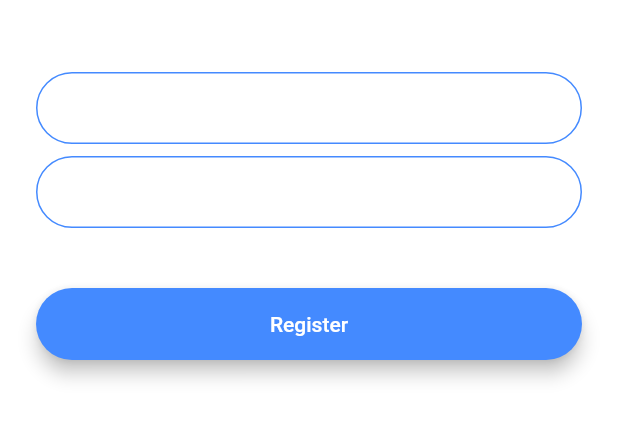
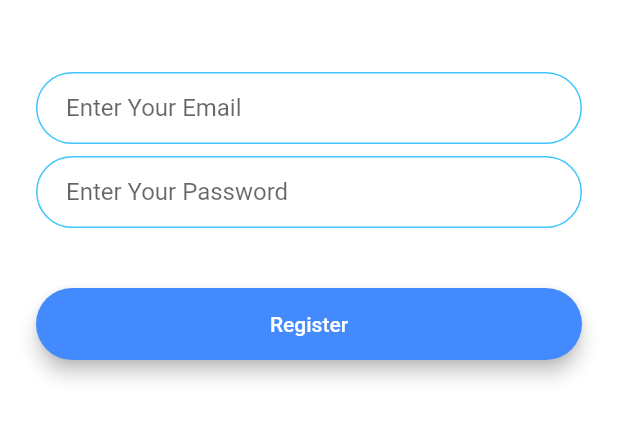
Before and after one commit to shafiul-haque-johny/Flash-Chat, a Flutter app: the screen it shows after launch, after a tap on "Register", on a phone screen of 412 x 824 dp, the part 576-1018 px from its top. Run offline on Flutter 3.47's test engine with Material 2 defaults, Android fonts, the phone set to English and light mode, and no system bars; our stand-ins replace animated_text_kit.

Commit message:
button & text field updated

```diff
--- /dev/null
+++ b/lib/components/rounded_button.dart
@@ -0,0 +1,37 @@
+import 'package:flutter/material.dart';
+
+class RoundedButton extends StatelessWidget {
+  const RoundedButton({
+    super.key,
+    required this.color,
+    required this.title,
+    required this.onPressed,
+  });
+
+  final Color color;
+  final String title;
+  final VoidCallback onPressed;
+
+  @override
+  Widget build(BuildContext context) {
+    return Padding(
+      padding: EdgeInsets.symmetric(vertical: 16.0),
+      child: Material(
+        elevation: 5.0,
+        color: color,
+        borderRadius: BorderRadius.circular(30.0),
+        child: MaterialButton(
+          onPressed: onPressed,
+          minWidth: 200.0,
+          height: 42.0,
+          child: Text(
+            title,
+            style: TextStyle(
+              color: Colors.white,
+            ),
+          ),
+        ),
+      ),
+    );
+  }
+}
--- a/lib/constants.dart
+++ b/lib/constants.dart
@@ -17,3 +17,19 @@ const kMessageContainerDecoration = BoxDecoration(
     top: BorderSide(color: Colors.lightBlueAccent, width: 2.0),
   ),
 );
+
+const kTextFieldDecoration = InputDecoration(
+  hintText: 'Enter a value',
+  contentPadding: EdgeInsets.symmetric(vertical: 10.0, horizontal: 20.0),
+  border: OutlineInputBorder(
+    borderRadius: BorderRadius.all(Radius.circular(32.0)),
+  ),
+  enabledBorder: OutlineInputBorder(
+    borderSide: BorderSide(color: Colors.lightBlueAccent, width: 1.0),
+    borderRadius: BorderRadius.all(Radius.circular(32.0)),
+  ),
+  focusedBorder: OutlineInputBorder(
+    borderSide: BorderSide(color: Colors.lightBlueAccent, width: 2.0),
+    borderRadius: BorderRadius.all(Radius.circular(32.0)),
+  ),
+);
--- a/lib/main.dart
+++ b/lib/main.dart
@@ -11,12 +11,6 @@ class FlashChat extends StatelessWidget {
   Widget build(BuildContext context) {
     return MaterialApp(
       debugShowCheckedModeBanner: false,
-      theme: ThemeData.dark().copyWith(
-        textTheme: TextTheme(
-          // ignore: deprecated_member_use
-          bodyText1: TextStyle(color: Colors.black54),
-        ),
-      ),
       initialRoute: WelcomeScreen.id,
       routes: {
         WelcomeScreen.id: (context) => WelcomeScreen(),
--- a/lib/screens/login_screen.dart
+++ b/lib/screens/login_screen.dart
@@ -1,4 +1,7 @@
+import 'package:flash_chat/constants.dart';
 import 'package:flutter/material.dart';
+
+import '../components/rounded_button.dart';
 
 class LoginScreen extends StatefulWidget {
   static const String id = 'login_screen';
@@ -32,23 +35,8 @@ class _LoginScreenState extends State<LoginScreen> {
               onChanged: (value) {
                 //Do something with the user input.
               },
-              decoration: InputDecoration(
-                hintText: 'Enter your email',
-                contentPadding:
-                    EdgeInsets.symmetric(vertical: 10.0, horizontal: 20.0),
-                border: OutlineInputBorder(
-                  borderRadius: BorderRadius.all(Radius.circular(32.0)),
-                ),
-                enabledBorder: OutlineInputBorder(
-                  borderSide:
-                      BorderSide(color: Colors.lightBlueAccent, width: 1.0),
-                  borderRadius: BorderRadius.all(Radius.circular(32.0)),
-                ),
-                focusedBorder: OutlineInputBorder(
-                  borderSide:
-                      BorderSide(color: Colors.lightBlueAccent, width: 2.0),
-                  borderRadius: BorderRadius.all(Radius.circular(32.0)),
-                ),
+              decoration: kTextFieldDecoration.copyWith(
+                hintText: 'Enter Your Email',
               ),
             ),
             SizedBox(
@@ -58,45 +46,17 @@ class _LoginScreenState extends State<LoginScreen> {
               onChanged: (value) {
                 //Do something with the user input.
               },
-              decoration: InputDecoration(
-                hintText: 'Enter your password.',
-                contentPadding:
-                    EdgeInsets.symmetric(vertical: 10.0, horizontal: 20.0),
-                border: OutlineInputBorder(
-                  borderRadius: BorderRadius.all(Radius.circular(32.0)),
-                ),
-                enabledBorder: OutlineInputBorder(
-                  borderSide:
-                      BorderSide(color: Colors.lightBlueAccent, width: 1.0),
-                  borderRadius: BorderRadius.all(Radius.circular(32.0)),
-                ),
-                focusedBorder: OutlineInputBorder(
-                  borderSide:
-                      BorderSide(color: Colors.lightBlueAccent, width: 2.0),
-                  borderRadius: BorderRadius.all(Radius.circular(32.0)),
-                ),
+              decoration: kTextFieldDecoration.copyWith(
+                hintText: 'Enter Your Password',
               ),
             ),
             SizedBox(
               height: 24.0,
             ),
-            Padding(
-              padding: EdgeInsets.symmetric(vertical: 16.0),
-              child: Material(
-                color: Colors.lightBlueAccent,
-                borderRadius: BorderRadius.all(Radius.circular(30.0)),
-                elevation: 5.0,
-                child: MaterialButton(
-                  onPressed: () {
-                    //Implement login functionality.
-                  },
-                  minWidth: 200.0,
-                  height: 42.0,
-                  child: Text(
-                    'Log In',
-                  ),
-                ),
-              ),
+            RoundedButton(
+              title: 'Log In',
+              color: Colors.lightBlueAccent,
+              onPressed: () {},
             ),
           ],
         ),
--- a/lib/screens/registration_screen.dart
+++ b/lib/screens/registration_screen.dart
@@ -1,3 +1,5 @@
+import 'package:flash_chat/components/rounded_button.dart';
+import 'package:flash_chat/constants.dart';
 import 'package:flutter/material.dart';
 
 class RegistrationScreen extends StatefulWidget {
@@ -32,21 +34,8 @@ class _RegistrationScreenState extends State<RegistrationScreen> {
               onChanged: (value) {
                 //Do something with the user input.
               },
-              decoration: InputDecoration(
-                hintText: 'Enter your email',
-                contentPadding:
-                    EdgeInsets.symmetric(vertical: 10.0, horizontal: 20.0),
-                border: OutlineInputBorder(
-                  borderRadius: BorderRadius.all(Radius.circular(32.0)),
-                ),
-                enabledBorder: OutlineInputBorder(
-                  borderSide: BorderSide(color: Colors.blueAccent, width: 1.0),
-                  borderRadius: BorderRadius.all(Radius.circular(32.0)),
-                ),
-                focusedBorder: OutlineInputBorder(
-                  borderSide: BorderSide(color: Colors.blueAccent, width: 2.0),
-                  borderRadius: BorderRadius.all(Radius.circular(32.0)),
-                ),
+              decoration: kTextFieldDecoration.copyWith(
+                hintText: 'Enter Your Email',
               ),
             ),
             SizedBox(
@@ -56,45 +45,15 @@ class _RegistrationScreenState extends State<RegistrationScreen> {
               onChanged: (value) {
                 //Do something with the user input.
               },
-              decoration: InputDecoration(
-                hintText: 'Enter your password',
-                contentPadding:
-                    EdgeInsets.symmetric(vertical: 10.0, horizontal: 20.0),
-                border: OutlineInputBorder(
-                  borderRadius: BorderRadius.all(Radius.circular(32.0)),
-                ),
-                enabledBorder: OutlineInputBorder(
-                  borderSide: BorderSide(color: Colors.blueAccent, width: 1.0),
-                  borderRadius: BorderRadius.all(Radius.circular(32.0)),
-                ),
-                focusedBorder: OutlineInputBorder(
-                  borderSide: BorderSide(color: Colors.blueAccent, width: 2.0),
-                  borderRadius: BorderRadius.all(Radius.circular(32.0)),
-                ),
+              decoration: kTextFieldDecoration.copyWith(
+                hintText: 'Enter Your Password',
               ),
             ),
             SizedBox(
               height: 24.0,
             ),
-            Padding(
-              padding: EdgeInsets.symmetric(vertical: 16.0),
-              child: Material(
-                color: Colors.blueAccent,
-                borderRadius: BorderRadius.all(Radius.circular(30.0)),
-                elevation: 5.0,
-                child: MaterialButton(
-                  onPressed: () {
-                    //Implement registration functionality.
-                  },
-                  minWidth: 200.0,
-                  height: 42.0,
-                  child: Text(
-                    'Register',
-                    style: TextStyle(color: Colors.white),
-                  ),
-                ),
-              ),
-            ),
+            RoundedButton(
+                color: Colors.blueAccent, title: 'Register', onPressed: () {}),
           ],
         ),
       ),
--- a/lib/screens/welcome_screen.dart
+++ b/lib/screens/welcome_screen.dart
@@ -1,6 +1,9 @@
 import 'package:flash_chat/screens/login_screen.dart';
 import 'package:flash_chat/screens/registration_screen.dart';
 import 'package:flutter/material.dart';
+import 'package:animated_text_kit/animated_text_kit.dart';
+
+import '../components/rounded_button.dart';
 
 class WelcomeScreen extends StatefulWidget {
   static const String id = 'welcome_screen';
@@ -22,7 +25,6 @@ class _WelcomeScreenState extends State<WelcomeScreen>
       duration: Duration(
         milliseconds: 1500,
       ),
-      //upperBound: 100.0,
     );
 
     //animation = CurvedAnimation(parent: controller, curve: Curves.decelerate,);
@@ -34,8 +36,6 @@ class _WelcomeScreenState extends State<WelcomeScreen>
 
     controller.addListener(() {
       setState(() {});
-      //print(controller.value);
-      print(animation.value);
     });
   }
 
@@ -48,7 +48,6 @@ class _WelcomeScreenState extends State<WelcomeScreen>
   @override
   Widget build(BuildContext context) {
     return Scaffold(
-      //backgroundColor: Colors.green.withOpacity(controller.value),
       backgroundColor: animation.value,
       body: Padding(
         padding: EdgeInsets.symmetric(horizontal: 24.0),
@@ -66,56 +65,43 @@ class _WelcomeScreenState extends State<WelcomeScreen>
                     height: 60.0,
                   ),
                 ),
-                Text(
+                AnimatedTextKit(
+                  animatedTexts: [
+                    TypewriterAnimatedText(
                       'Flash Chat',
-                  style: TextStyle(
+                      textStyle: TextStyle(
                         fontSize: 45.0,
                         fontWeight: FontWeight.w900,
                       ),
                     ),
                   ],
                 ),
+                /*TypewriterAnimatedTextKit(
+                  text: ['Flash Chat'],
+                  textStyle: TextStyle(
+                    fontSize: 45.0,
+                    fontWeight: FontWeight.w900,
+                  ),
+                ),*/
+              ],
+            ),
             SizedBox(
               height: 48.0,
             ),
-            Padding(
-              padding: EdgeInsets.symmetric(vertical: 16.0),
-              child: Material(
-                elevation: 5.0,
+            RoundedButton(
+              title: 'Log In',
               color: Colors.lightBlueAccent,
-                borderRadius: BorderRadius.circular(30.0),
-                child: MaterialButton(
-                  //Go to login screen
               onPressed: () => Navigator.pushNamed(
                 context,
                 LoginScreen.id,
               ),
-                  minWidth: 200.0,
-                  height: 42.0,
-                  child: Text(
-                    'Log In',
             ),
-                ),
-              ),
-            ),
-            Padding(
-              padding: EdgeInsets.symmetric(vertical: 16.0),
-              child: Material(
+            RoundedButton(
               color: Colors.blueAccent,
-                borderRadius: BorderRadius.circular(30.0),
-                elevation: 5.0,
-                child: MaterialButton(
-                  //Go to registration screen
+              title: 'Register',
               onPressed: () => Navigator.pushNamed(
                 context,
                 RegistrationScreen.id,
-                  ),
-                  minWidth: 200.0,
-                  height: 42.0,
-                  child: Text(
-                    'Register',
-                  ),
-                ),
               ),
             ),
           ],
--- a/pubspec.yaml
+++ b/pubspec.yaml
@@ -11,6 +11,7 @@ dependencies:
     sdk: flutter
 
   cupertino_icons: 1.0.6
+  animated_text_kit: ^4.2.2
 
 dev_dependencies:
   flutter_test:
```
Also changed, not shown: pubspec.lock. Lines whose indentation alone changed are shown as unchanged.
